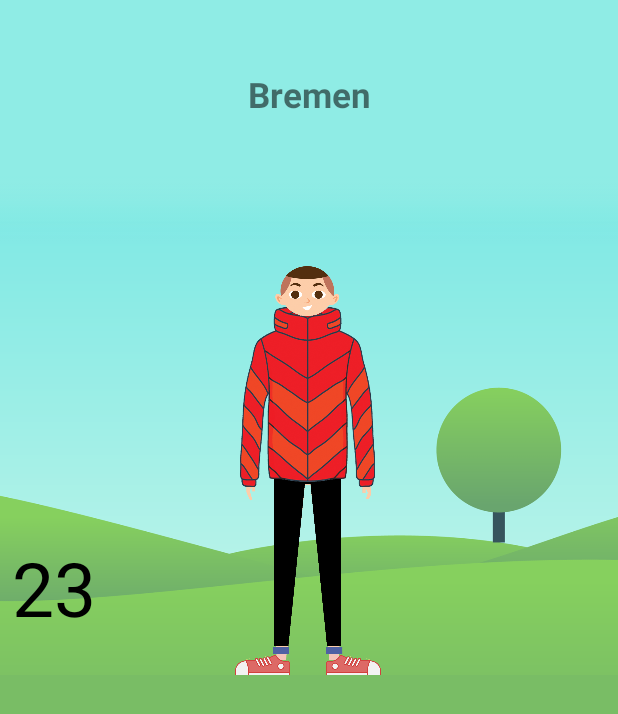
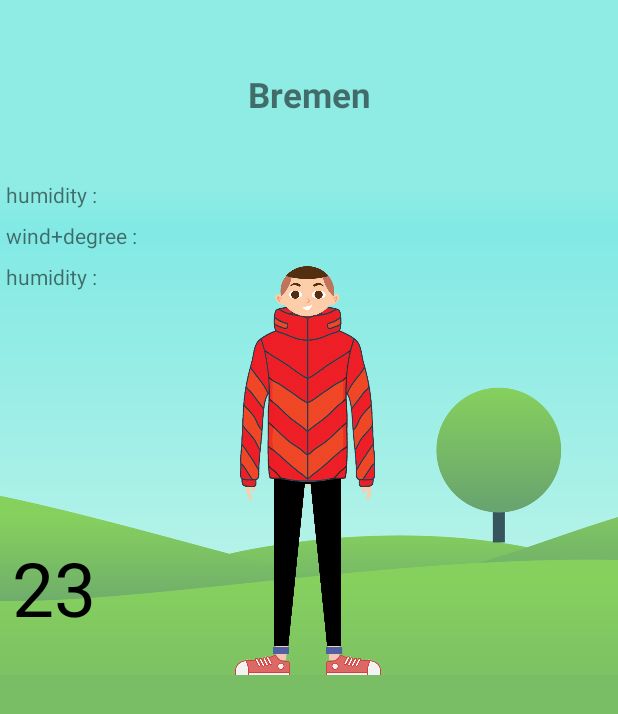
Before and after one commit to mohsenapk/Wetterkleidung, an Android app: the layout activity_main.xml on its own in the app's theme, with its tools: preview values and no code run, on a phone screen of 412 x 824 dp. Shown: the top 714 px of the screen. Run offline under Robolectric (Android 15) with nearby library versions, the phone set to English and light mode, and no system bars.

Commit message:
some best practice

```diff
--- a/app/src/main/res/layout/activity_main.xml
+++ b/app/src/main/res/layout/activity_main.xml
@@ -69,24 +69,54 @@
         <ImageView
             android:layout_width="wrap_content"
             android:layout_height="300dp"
+            android:layout_marginBottom="16dp"
+            android:padding="8dp"
             android:src="@drawable/character"
             app:layout_constraintBottom_toBottomOf="parent"
             app:layout_constraintLeft_toLeftOf="parent"
             app:layout_constraintRight_toRightOf="parent"
-            app:layout_constraintTop_toBottomOf="@id/ivIcon"
-            android:layout_marginBottom="16dp"
-            android:padding="8dp"/>
+            app:layout_constraintTop_toBottomOf="@id/ivIcon" />
+
+        <TextView
+            android:id="@+id/tvHu"
+            android:layout_width="wrap_content"
+            android:layout_height="wrap_content"
+            android:layout_marginTop="120dp"
+            android:text="humidity : "
+            app:layout_constraintLeft_toLeftOf="parent"
+            app:layout_constraintTop_toTopOf="parent"
+            android:layout_marginLeft="4dp"/>
+
+        <TextView
+            android:id="@+id/tvWind"
+            android:layout_width="wrap_content"
+            android:layout_height="wrap_content"
+            android:layout_marginTop="8dp"
+            android:text="wind+degree : "
+            app:layout_constraintLeft_toLeftOf="parent"
+            app:layout_constraintTop_toBottomOf="@id/tvHu"
+            android:layout_marginLeft="4dp"/>
+
+        <TextView
+            android:id="@+id/tvCloudes"
+            android:layout_width="wrap_content"
+            android:layout_height="wrap_content"
+            android:layout_marginTop="8dp"
+            android:text="humidity : "
+            app:layout_constraintLeft_toLeftOf="parent"
+            app:layout_constraintTop_toBottomOf="@id/tvWind"
+            android:layout_marginLeft="4dp"/>
 
         <TextView
             android:id="@+id/tvTemp"
             android:layout_width="wrap_content"
             android:layout_height="wrap_content"
             android:layout_marginLeft="8dp"
+            android:textColor="@color/black"
             android:textSize="50sp"
             app:layout_constraintBottom_toTopOf="@id/tvTempDesc"
             app:layout_constraintLeft_toLeftOf="parent"
-            tools:text="23"
-            android:textColor="@color/black"/>
+            tools:text="23" />
 
         <TextView
             android:id="@+id/tvTempDegreeIcon"
@@ -94,11 +124,11 @@
             android:layout_height="50dp"
             android:gravity="top"
             android:text="o"
+            android:textColor="@color/black"
             android:textSize="20sp"
             android:visibility="gone"
             app:layout_constraintLeft_toRightOf="@id/tvTemp"
-            app:layout_constraintTop_toTopOf="@id/tvTemp"
-            android:textColor="@color/black"/>
+            app:layout_constraintTop_toTopOf="@id/tvTemp" />
 
         <TextView
             android:id="@+id/tvTempDesc"
@@ -112,18 +142,18 @@
     </androidx.constraintlayout.widget.ConstraintLayout>
 
     <androidx.recyclerview.widget.RecyclerView
-        android:layout_marginTop="8dp"
         android:id="@+id/rvSeekTimes"
         android:layout_width="match_parent"
         android:layout_height="60dp"
-        app:layout_constraintTop_toBottomOf="@id/clTop"
+        android:layout_centerHorizontal="true"
+        android:layout_centerVertical="true"
+        android:layout_marginTop="8dp"
+        android:clipToPadding="false"
+        android:paddingLeft="183dp"
+        android:paddingRight="183dp"
         app:layout_constraintLeft_toLeftOf="parent"
         app:layout_constraintRight_toRightOf="parent"
-        android:layout_centerHorizontal="true"
-        android:layout_centerVertical="true"
-        android:clipToPadding="false"
-        android:paddingLeft="183dp"
-        android:paddingRight="183dp"/>
+        app:layout_constraintTop_toBottomOf="@id/clTop" />
 
     <androidx.recyclerview.widget.RecyclerView
         android:id="@+id/rvOtherWeather"
--- a/app/src/main/res/values/strings.xml
+++ b/app/src/main/res/values/strings.xml
@@ -1,5 +1,5 @@
 <resources>
     <string name="app_name">Wetterkleidung</string>
     <string name="error_no_internet_connection">no internet connection!!</string>
-    <string name="morning">morning</string>
+    <string name="tomorrow">morning</string>
 </resources>
```
Also changed, not shown: app/src/main/java/com/mohsen/apk/wetterkleidung/repository/WeatherRepository.kt (+4 -4 lines), app/src/main/java/com/mohsen/apk/wetterkleidung/ui/MainActivity.kt (+15 -8 lines), app/src/main/java/com/mohsen/apk/wetterkleidung/ui/MainViewModel.kt (+42 -50 lines).
